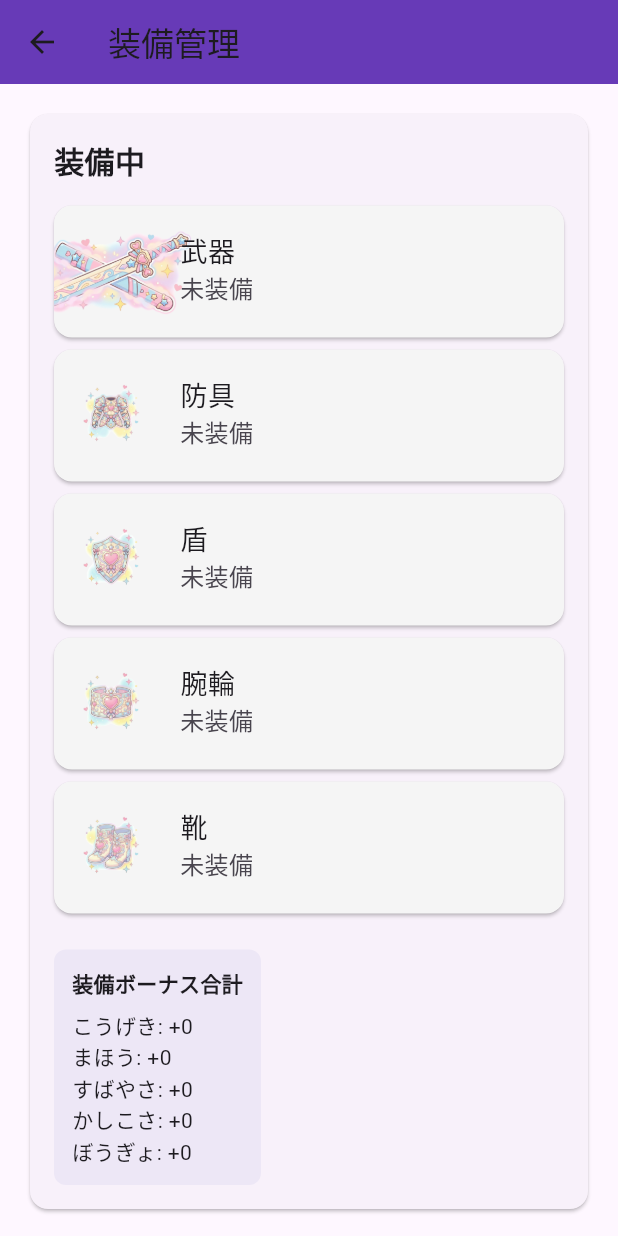
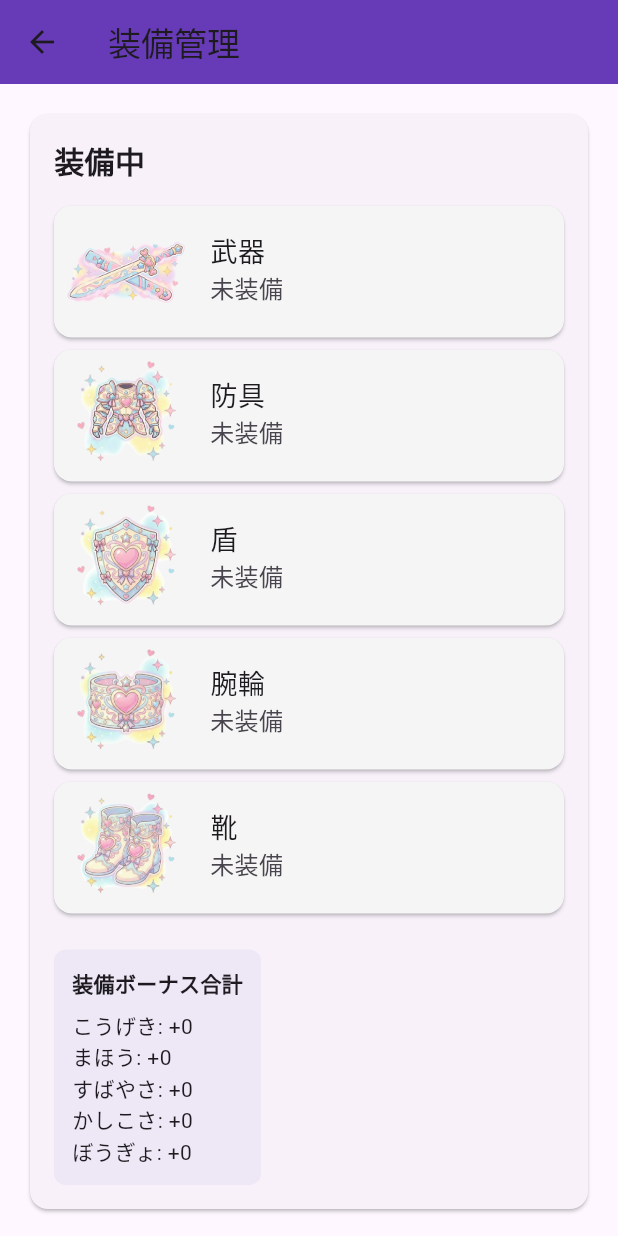
Before and after one commit to khattori-ui/ai_adventurer_makina, a Flutter app: the EquipmentScreen screen opened directly, on a phone screen of 412 x 824 dp. Run offline on Flutter 3.47's test engine with Material 3 defaults, Android fonts, the light colour scheme and no system bars; our stand-ins replace flutter_dotenv, shared_preferences; accounts and stored records are empty.

Commit message:
feat: データ暗号化、会話制限、ショップUIの実装、および装備画面のレイアウト微調整

```diff
--- a/lib/models/item.dart
+++ b/lib/models/item.dart
@@ -1,5 +1,3 @@
-import 'dart:math';
-
 enum ItemCategory { personality, statBoost, growth, outfit }
 
 class ShopItem {
@@ -7,6 +5,7 @@ class ShopItem {
   final String name;
   final String effectDescription;
   final ItemCategory category;
+  final String priceLabel; // 👈 5. "¥1,000" などの表示用ラベル
   final double braveChange;
   final double dependentChange;
   final double statMultiplier;
@@ -18,6 +17,7 @@ class ShopItem {
     required this.name,
     required this.effectDescription,
     required this.category,
+    this.priceLabel = '¥0',
     this.braveChange = 0,
     this.dependentChange = 0,
     this.statMultiplier = 1.0,
@@ -26,36 +26,31 @@ class ShopItem {
   });
 }
 
+// ActiveBuff クラスは変更なしなのでそのまま保持
 class ActiveBuff {
   final String id;
   final String name;
   final double statMultiplier;
   final double timeReductionRate;
   final DateTime expiry;
-
-  ActiveBuff({
-    required this.id,
+  ActiveBuff(
+      {required this.id,
       required this.name,
       required this.statMultiplier,
       required this.timeReductionRate,
-    required this.expiry,
-  });
-
+      required this.expiry});
   bool get isExpired => DateTime.now().isAfter(expiry);
-
   Map<String, dynamic> toJson() => {
         'id': id,
         'name': name,
         'statMultiplier': statMultiplier,
         'timeReductionRate': timeReductionRate,
-        'expiry': expiry.toIso8601String(),
+        'expiry': expiry.toIso8601String()
       };
-
   factory ActiveBuff.fromJson(Map<String, dynamic> json) => ActiveBuff(
       id: json['id'],
       name: json['name'],
       statMultiplier: (json['statMultiplier'] ?? 1.0).toDouble(),
       timeReductionRate: (json['timeReductionRate'] ?? 0.0).toDouble(),
-        expiry: DateTime.parse(json['expiry']),
-      );
+      expiry: DateTime.parse(json['expiry']));
 }
--- a/lib/models/makina.dart
+++ b/lib/models/makina.dart
@@ -2,6 +2,7 @@ import 'dart:convert';
 import 'dart:math';
 import 'item.dart';
 
+// --- 装備のデータ ---
 class Equipment {
   final String id;
   final String name;
@@ -12,9 +13,8 @@ class Equipment {
   final int intelligenceBonus;
   final int defenseBonus;
   final int rarity;
-
-  Equipment({
-    required this.id,
+  Equipment(
+      {required this.id,
       required this.name,
       required this.slot,
       this.attackBonus = 0,
@@ -22,9 +22,7 @@ class Equipment {
       this.speedBonus = 0,
       this.intelligenceBonus = 0,
       this.defenseBonus = 0,
-    this.rarity = 1,
-  });
-
+      this.rarity = 1});
   Map<String, dynamic> toJson() => {
         'id': id,
         'name': name,
@@ -34,9 +32,8 @@ class Equipment {
         'speedBonus': speedBonus,
         'intelligenceBonus': intelligenceBonus,
         'defenseBonus': defenseBonus,
-        'rarity': rarity,
+        'rarity': rarity
       };
-
   factory Equipment.fromJson(Map<String, dynamic> json) => Equipment(
       id: json['id'],
       name: json['name'],
@@ -46,11 +43,12 @@ class Equipment {
       speedBonus: json['speedBonus'] ?? 0,
       intelligenceBonus: json['intelligenceBonus'] ?? 0,
       defenseBonus: json['defenseBonus'] ?? 0,
-        rarity: json['rarity'] ?? 1,
-      );
+      rarity: json['rarity'] ?? 1);
 }
 
+// --- マキナ本体のデータ ---
 class Makina {
+  String uid;
   int level;
   int experience;
   int experienceToNextLevel;
@@ -76,11 +74,20 @@ class Makina {
   DateTime? questStartTime;
   List<ConversationMemory> recentMemories;
 
-  // バフと衣装の追加
   String? currentOutfitId;
   List<ActiveBuff> activeBuffs;
 
+  bool hasSeenPrologue;
+  bool hasSeenTutorial;
+  List<String> clearedQuestIds;
+  Map<String, dynamic> achievementData;
+
+  // 👈 1. 1日の制限用データを追加
+  int dailyConversationCount;
+  String lastConversationDate;
+
   Makina({
+    this.uid = 'local_user',
     this.level = 1,
     this.experience = 0,
     this.experienceToNextLevel = 100,
@@ -106,17 +113,23 @@ class Makina {
     List<ConversationMemory>? recentMemories,
     this.currentOutfitId,
     List<ActiveBuff>? activeBuffs,
+    this.hasSeenPrologue = false,
+    this.hasSeenTutorial = false,
+    List<String>? clearedQuestIds,
+    this.achievementData = const {},
+    // 👈 2. 初期値（今日の日付と0回）を設定
+    this.dailyConversationCount = 0,
+    this.lastConversationDate = '',
   })  : inventory = inventory ?? [],
         recentMemories = recentMemories ?? [],
-        activeBuffs = activeBuffs ?? [];
+        activeBuffs = activeBuffs ?? [],
+        clearedQuestIds = clearedQuestIds ?? [];
 
-  // バフを計算に入れる内部メソッド
+  // ... (addExperience, levelUp, reincarnate 等のメソッドはそのまま保持)
   int _applyBuff(int baseValue) {
     double multiplier = 1.0;
     for (var buff in activeBuffs) {
-      if (!buff.isExpired) {
-        multiplier = max(multiplier, buff.statMultiplier);
-      }
+      if (!buff.isExpired) multiplier = max(multiplier, buff.statMultiplier);
     }
     return (baseValue * multiplier).toInt();
   }
@@ -154,9 +167,7 @@ class Makina {
 
   void addExperience(int exp) {
     experience += exp;
-    while (experience >= experienceToNextLevel) {
-      levelUp();
-    }
+    while (experience >= experienceToNextLevel) levelUp();
   }
 
   void levelUp() {
@@ -182,11 +193,12 @@ class Makina {
     speed = 10;
     intelligence = 10;
     defense = 10;
+    intimacy = 50.0;
+    guildRank = 0;
   }
 
   void changeIntimacy(double delta) =>
       intimacy = (intimacy + delta).clamp(0.0, 100.0);
-
   void applyPersonalityChange(double b, double d) {
     brave = (brave + b).clamp(-100.0, 100.0);
     dependent = (dependent + d).clamp(-100.0, 100.0);
@@ -205,7 +217,7 @@ class Makina {
   void addMemory(String pm, String mr) {
     recentMemories.add(ConversationMemory(
         playerMessage: pm, makinaResponse: mr, timestamp: DateTime.now()));
-    if (recentMemories.length > 5) recentMemories.removeAt(0);
+    if (recentMemories.length > 20) recentMemories.removeAt(0);
   }
 
   void equipItem(Equipment e) {
@@ -261,39 +273,36 @@ class Makina {
       inventory.any((item) => item.id == id);
 
   Map<String, dynamic> toJson() => {
-        'level': level,
-        'experience': experience,
+        'uid': uid, 'level': level, 'experience': experience,
         'experienceToNextLevel': experienceToNextLevel,
-        'attack': attack,
-        'magic': magic,
-        'speed': speed,
-        'intelligence': intelligence,
-        'defense': defense,
-        'intimacy': intimacy,
-        'brave': brave,
-        'dependent': dependent,
+        'attack': attack, 'magic': magic, 'speed': speed,
+        'intelligence': intelligence, 'defense': defense,
+        'intimacy': intimacy, 'brave': brave, 'dependent': dependent,
         'guildRank': guildRank,
         'questSuccessCountForCurrentRank': questSuccessCountForCurrentRank,
         'reincarnationCount': reincarnationCount,
-        'weapon': weapon?.toJson(),
-        'armor': armor?.toJson(),
+        'weapon': weapon?.toJson(), 'armor': armor?.toJson(),
         'shield': shield?.toJson(),
-        'bracelet': bracelet?.toJson(),
-        'boots': boots?.toJson(),
+        'bracelet': bracelet?.toJson(), 'boots': boots?.toJson(),
         'inventory': inventory.map((e) => e.toJson()).toList(),
         'currentQuest': currentQuest?.toJson(),
         'questStartTime': questStartTime?.toIso8601String(),
         'recentMemories': recentMemories.map((m) => m.toJson()).toList(),
         'currentOutfitId': currentOutfitId,
         'activeBuffs': activeBuffs.map((b) => b.toJson()).toList(),
+        'hasSeenPrologue': hasSeenPrologue, 'hasSeenTutorial': hasSeenTutorial,
+        'clearedQuestIds': clearedQuestIds, 'achievementData': achievementData,
+        // 👈 3. 保存対象に追加
+        'dailyConversationCount': dailyConversationCount,
+        'lastConversationDate': lastConversationDate,
       };
 
   factory Makina.fromJson(Map<String, dynamic> json) => Makina(
+        uid: json['uid'] ?? 'local_user',
         level: json['level'] ?? 1,
         experience: json['experience'] ?? 0,
         experienceToNextLevel: json['experienceToNextLevel'] ?? 100,
-        attack: json['attack'] ?? 10,
-        magic: json['magic'] ?? 10,
+        attack: json['attack'] ?? 10, magic: json['magic'] ?? 10,
         speed: json['speed'] ?? 10,
         intelligence: json['intelligence'] ?? 10,
         defense: json['defense'] ?? 10,
@@ -335,9 +344,19 @@ class Makina {
                 .map((b) => ActiveBuff.fromJson(b))
                 .toList()
             : [],
+        hasSeenPrologue: json['hasSeenPrologue'] ?? false,
+        hasSeenTutorial: json['hasSeenTutorial'] ?? false,
+        clearedQuestIds: json['clearedQuestIds'] != null
+            ? List<String>.from(json['clearedQuestIds'])
+            : [],
+        achievementData: json['achievementData'] ?? {},
+        // 👈 4. 読み込み対象に追加
+        dailyConversationCount: json['dailyConversationCount'] ?? 0,
+        lastConversationDate: json['lastConversationDate'] ?? '',
       );
 }
 
+// ... (ConversationMemory, Quest クラスはそのまま保持)
 class ConversationMemory {
   final String playerMessage;
   final String makinaResponse;
@@ -374,7 +393,6 @@ class Quest {
   final int failureExperience;
   final double dropRate;
   final List<String> possibleDrops;
-
   Quest(
       {required this.id,
       required this.name,
@@ -391,7 +409,6 @@ class Quest {
       required this.failureExperience,
       this.dropRate = 0.0,
       this.possibleDrops = const []});
-
   double calculateSuccessRate(Makina makina, bool isCleared) {
     List<double> r = [];
     List<double> w = [];
--- a/lib/screens/equipment_screen.dart
+++ b/lib/screens/equipment_screen.dart
@@ -63,19 +63,19 @@ class EquipmentScreen extends StatelessWidget {
     );
   }
 
-  // ★ 改善：共通の装備アイコンウィジェット（スケール統一）
-  Widget _buildEquipmentIcon(String slotId, int? rarity, {double size = 60}) {
+  // ✨ 武器とそれ以外でサイズ感を分ける決定版
+  Widget _buildEquipmentIcon(String slotId, int? rarity, {double size = 80}) {
     String imagePath = 'assets/images/$slotId.png';
 
-    // 武器は2.0倍、他は1.5倍に統一（バランス改善）
-    double scale = (slotId == 'weapon') ? 2.0 : 1.5;
+    // 👈 武器は横長なのでそのまま(1.1倍)、それ以外は余白を埋めるために大きく(2.0倍)します
+    double scale = (slotId == 'weapon') ? 1.1 : 2.0;
 
     return SizedBox(
       width: size,
       height: size,
       child: Center(
         child: Transform.scale(
-          scale: scale,
+          scale: scale, // 👈 ここで種類ごとに大きさを変えます
           child: Image.asset(
             imagePath,
             fit: BoxFit.contain,
@@ -85,7 +85,7 @@ class EquipmentScreen extends StatelessWidget {
                 color: rarity != null
                     ? _getRarityColor(rarity)
                     : Colors.deepPurple,
-                size: size * 0.6,
+                size: size * 0.5,
               );
             },
           ),
@@ -106,7 +106,7 @@ class EquipmentScreen extends StatelessWidget {
       color: Colors.grey.shade100,
       clipBehavior: Clip.antiAlias,
       child: ListTile(
-        leading: _buildEquipmentIcon(slotId, equipment?.rarity, size: 60),
+        leading: _buildEquipmentIcon(slotId, equipment?.rarity, size: 80),
         title: Text(slotName, style: const TextStyle(fontSize: 18)),
         subtitle: equipment != null
             ? Column(
@@ -257,7 +257,7 @@ class EquipmentScreen extends StatelessWidget {
             children: availableEquipment.map((equipment) {
               return ListTile(
                 leading: _buildEquipmentIcon(equipment.slot, equipment.rarity,
-                    size: 60),
+                    size: 80),
                 title: Text(
                   equipment.name,
                   style: TextStyle(
```
Also changed, not shown: lib/providers/game_provider.dart (+109 -219 lines), lib/screens/conversation_screen.dart (+33 -22 lines), lib/screens/home_screen.dart (+8 -0 lines), lib/screens/shop_screen.dart (added, +95 -0 lines). Lines whose indentation alone changed are shown as unchanged.
